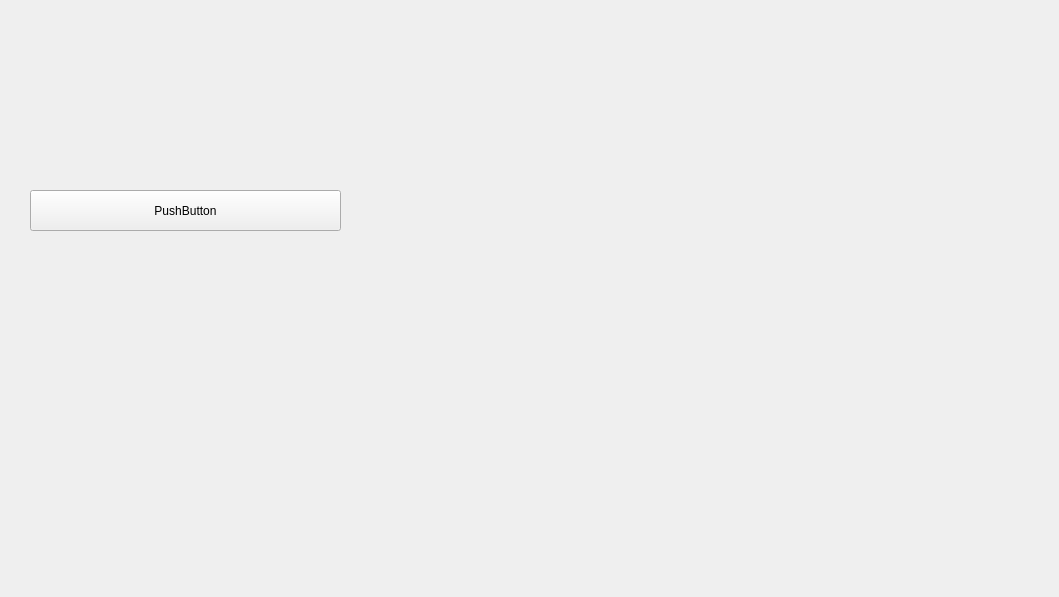
This is python3/test.ui in GavriilSleptsov/ansible as Qt 5 draws it before an edit. The edited form follows.
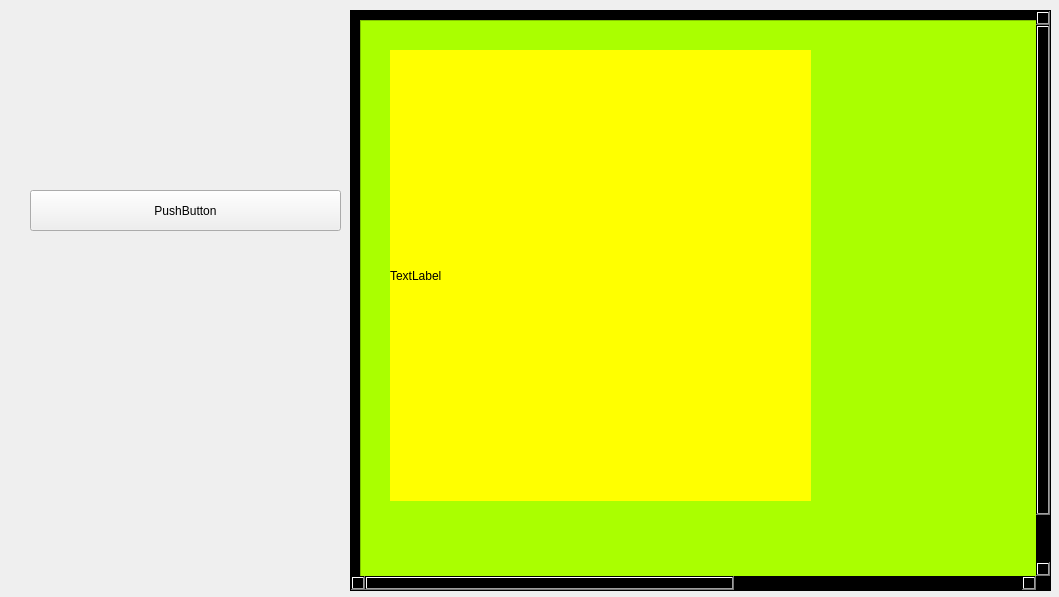
This is the edited form. Icons and pictures are not drawn.

```diff
--- a/python3/test.ui
+++ b/python3/test.ui
@@ -96,20 +96,20 @@
    <widget class="QScrollArea" name="scrollArea">
     <property name="geometry">
      <rect>
-      <x>360</x>
-      <y>20</y>
-      <width>681</width>
-      <height>561</height>
+      <x>350</x>
+      <y>10</y>
+      <width>701</width>
+      <height>581</height>
      </rect>
     </property>
-    <property name="toolTipDuration">
-     <number>-1</number>
+    <property name="styleSheet">
+     <string notr="true">background-color: rgb(0, 0, 0);</string>
     </property>
-    <property name="frameShape">
-     <enum>QFrame::NoFrame</enum>
+    <property name="verticalScrollBarPolicy">
+     <enum>Qt::ScrollBarAlwaysOn</enum>
     </property>
-    <property name="frameShadow">
-     <enum>QFrame::Plain</enum>
+    <property name="horizontalScrollBarPolicy">
+     <enum>Qt::ScrollBarAlwaysOn</enum>
     </property>
     <property name="widgetResizable">
      <bool>true</bool>
@@ -119,10 +119,47 @@
       <rect>
        <x>0</x>
        <y>0</y>
-       <width>681</width>
-       <height>561</height>
+       <width>1218</width>
+       <height>618</height>
       </rect>
      </property>
+     <layout class="QVBoxLayout" name="verticalLayout">
+      <item>
+       <widget class="QFrame" name="frame">
+        <property name="minimumSize">
+         <size>
+          <width>1200</width>
+          <height>600</height>
+         </size>
+        </property>
+        <property name="styleSheet">
+         <string notr="true">background-color: rgb(170, 255, 0);</string>
+        </property>
+        <property name="frameShape">
+         <enum>QFrame::StyledPanel</enum>
+        </property>
+        <property name="frameShadow">
+         <enum>QFrame::Raised</enum>
+        </property>
+        <widget class="QLabel" name="label">
+         <property name="geometry">
+          <rect>
+           <x>30</x>
+           <y>30</y>
+           <width>421</width>
+           <height>451</height>
+          </rect>
+         </property>
+         <property name="styleSheet">
+          <string notr="true">background-color: rgb(255, 255, 0);</string>
+         </property>
+         <property name="text">
+          <string>TextLabel</string>
+         </property>
+        </widget>
+       </widget>
+      </item>
+     </layout>
     </widget>
    </widget>
    <zorder>MainBackground</zorder>
```
